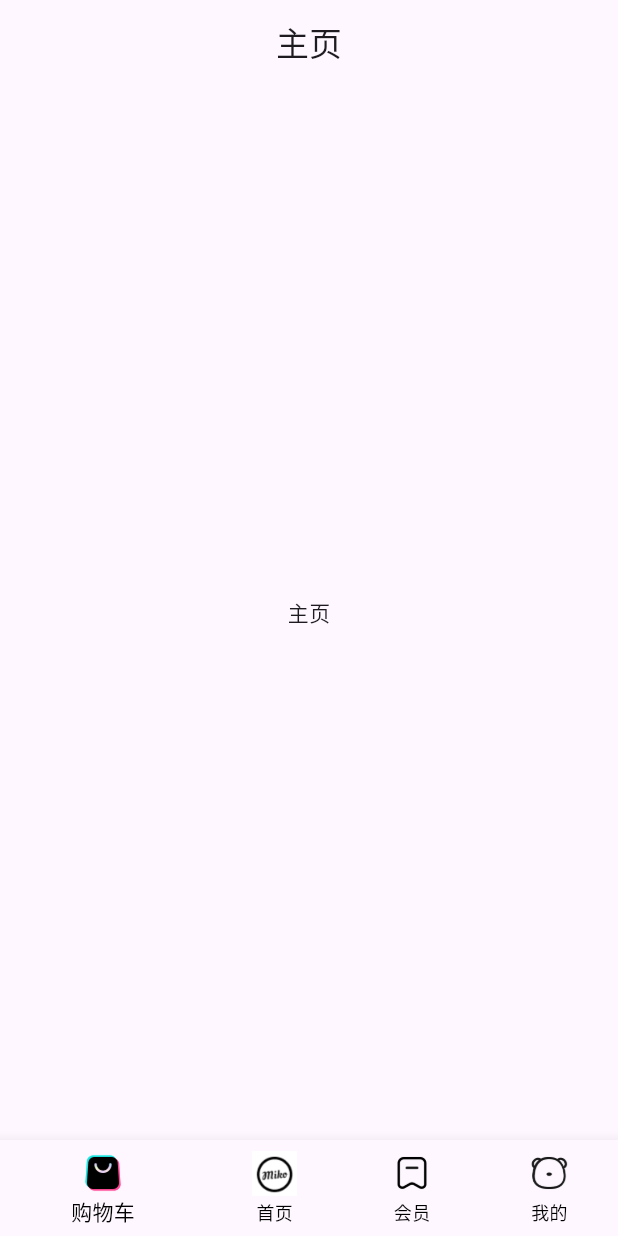
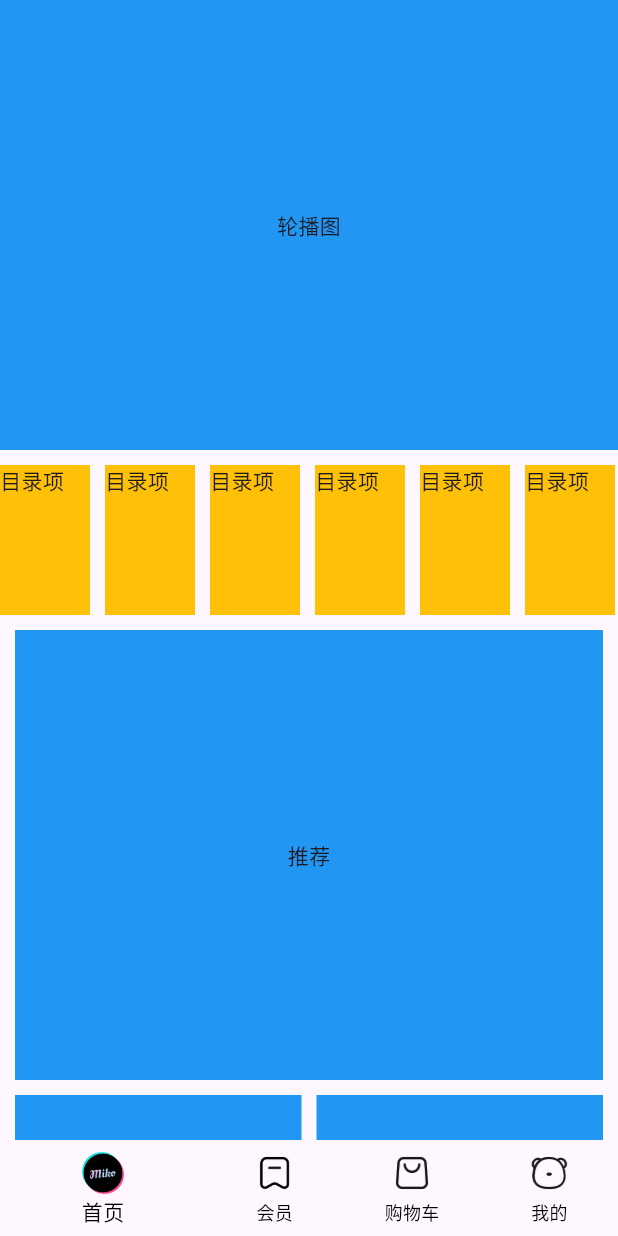
Before and after one commit to SuperManTouX/hm_shop, a Flutter app: the screen it shows after launch, on a phone screen of 412 x 824 dp. Run offline on Flutter 3.47's test engine with Material 3 defaults, Android fonts, the phone set to English and light mode, and no system bars.

Commit message:
feat: 完成Home组件架构搭建

```diff
--- /dev/null
+++ b/lib/components/Home/HmCategory.dart
@@ -0,0 +1,30 @@
+import 'package:flutter/material.dart';
+
+class HmCategory extends StatefulWidget {
+  HmCategory({Key? key}) : super(key: key);
+
+  @override
+  _HmCategoryState createState() => _HmCategoryState();
+}
+
+class _HmCategoryState extends State<HmCategory> {
+  @override
+  Widget build(BuildContext context) {
+    return Container(
+      height: 100,
+      child: ListView.builder(
+        itemCount: 10,
+        scrollDirection: Axis.horizontal,
+        itemBuilder: (BuildContext context, int index) {
+          return Container(
+            width: 60,
+            height: 60,
+            margin: EdgeInsets.only(right: 10),
+            color: Colors.amber,
+            child: Text("目录项"),
+          );
+        },
+      ),
+    );
+  }
+}
--- /dev/null
+++ b/lib/components/Home/HmHot.dart
@@ -0,0 +1,19 @@
+import 'package:flutter/material.dart';
+
+class HmHot extends StatefulWidget {
+  HmHot({Key? key}) : super(key: key);
+
+  @override
+  _HmHotState createState() => _HmHotState();
+}
+
+class _HmHotState extends State<HmHot> {
+  @override
+  Widget build(BuildContext context) {
+    return Container(
+      height: 200,
+      color: Colors.blue,
+      child: Center(child: Text("热门")),
+    );
+  }
+}
--- /dev/null
+++ b/lib/components/Home/HmSlider.dart
@@ -0,0 +1,19 @@
+import 'package:flutter/material.dart';
+
+class HmSlider extends StatefulWidget {
+  HmSlider({Key? key}) : super(key: key);
+
+  @override
+  _HmSliderState createState() => _HmSliderState();
+}
+
+class _HmSliderState extends State<HmSlider> {
+  @override
+  Widget build(BuildContext context) {
+    return Container(
+      height: 300,
+      color: Colors.blue,
+      child: Center(child: Text("轮播图")),
+    );
+  }
+}
--- /dev/null
+++ b/lib/components/Home/HmSuggestion.dart
@@ -0,0 +1,22 @@
+import 'package:flutter/material.dart';
+
+class HmSuggestion extends StatefulWidget {
+  HmSuggestion({Key? key}) : super(key: key);
+
+  @override
+  _HmSuggestionState createState() => _HmSuggestionState();
+}
+
+class _HmSuggestionState extends State<HmSuggestion> {
+  @override
+  Widget build(BuildContext context) {
+    return Padding(
+      padding: EdgeInsetsGeometry.symmetric(horizontal: 10),
+      child: Container(
+        height: 300,
+        color: Colors.blue,
+        child: Center(child: Text("推荐")),
+      ),
+    );
+  }
+}
--- /dev/null
+++ b/lib/pages/Home/index.dart
@@ -0,0 +1,48 @@
+import 'package:flutter/material.dart';
+import 'package:hm_shop/components/Home/HMSuggestion.dart';
+import 'package:hm_shop/components/Home/HmCategory.dart';
+import 'package:hm_shop/components/Home/HmHot.dart';
+import 'package:hm_shop/components/Home/HmMoreList.dart';
+import 'package:hm_shop/components/Home/HmSlider.dart';
+
+class HomeView extends StatefulWidget {
+  HomeView({Key? key}) : super(key: key);
+
+  @override
+  _HomeViewState createState() => _HomeViewState();
+}
+
+class _HomeViewState extends State<HomeView> {
+  List<Widget> getScrollChildren() {
+    return [
+      SliverToBoxAdapter(child: HmSlider()),
+      SliverToBoxAdapter(child: SizedBox(height: 10)),
+      SliverToBoxAdapter(child: HmCategory()),
+      SliverToBoxAdapter(child: SizedBox(height: 10)),
+
+      SliverToBoxAdapter(child: HmSuggestion()),
+      SliverToBoxAdapter(child: SizedBox(height: 10)),
+
+      SliverToBoxAdapter(
+        child: Padding(
+          padding: EdgeInsetsGeometry.symmetric(horizontal: 10),
+          child: Flex(
+            direction: Axis.horizontal,
+            children: [
+              Expanded(child: HmHot()),
+              SizedBox(width: 10),
+              Expanded(child: HmHot()),
+            ],
+          ),
+        ),
+      ),
+      SliverToBoxAdapter(child: SizedBox(height: 10)),
+      HmMoreList(),
+    ];
+  }
+
+  @override
+  Widget build(BuildContext context) {
+    return CustomScrollView(slivers: getScrollChildren());
+  }
+}
--- a/lib/pages/Main/index.dart
+++ b/lib/pages/Main/index.dart
@@ -1,4 +1,8 @@
 import 'package:flutter/material.dart';
+import 'package:hm_shop/pages/Cart/index.dart';
+import 'package:hm_shop/pages/Home/index.dart';
+import 'package:hm_shop/pages/Mine/index.dart';
+import 'package:hm_shop/pages/Pro/index.dart';
 
 class MainPage extends StatefulWidget {
   MainPage({Key? key}) : super(key: key);
@@ -10,11 +14,6 @@ class MainPage extends StatefulWidget {
 class _MainPageState extends State<MainPage> {
   final List<Map<String, String>> _bottomNavList = [
     {
-      "icon": "lib/assets/ic_public_cart_normal.png",
-      "active_icon": "lib/assets/ic_public_cart_active.png",
-      "name": '购物车',
-    },
-    {
       "icon": "lib/assets/ic_public_home_normal.png",
       "active_icon": "lib/assets/ic_public_home_active.png",
       "name": '首页',
@@ -23,6 +22,11 @@ class _MainPageState extends State<MainPage> {
       "icon": "lib/assets/ic_public_pro_normal.png",
       "active_icon": "lib/assets/ic_public_pro_active.png",
       "name": '会员',
+    },
+    {
+      "icon": "lib/assets/ic_public_cart_normal.png",
+      "active_icon": "lib/assets/ic_public_cart_active.png",
+      "name": '购物车',
     },
     {
       "icon": "lib/assets/ic_public_my_normal.png",
@@ -49,18 +53,25 @@ class _MainPageState extends State<MainPage> {
     });
   }
 
+  List<Widget> getStacks() {
+    return [HomeView(), ProView(), CartView(), MineView()];
+  }
+
   int _currentIndex = 0;
   @override
   Widget build(BuildContext context) {
     return Scaffold(
-      appBar: AppBar(title: Text("主页"), centerTitle: true),
-      body: Center(child: Text("主页")),
+      // appBar: AppBar(title: Text("主页"), centerTitle: true),
+      body: SafeArea(
+        child: IndexedStack(index: _currentIndex, children: getStacks()),
+      ),
       bottomNavigationBar: BottomNavigationBar(
         onTap: (currentIndex) {
           _currentIndex = currentIndex;
 
           setState(() {});
         },
+        elevation: 0,
         showUnselectedLabels: true,
         currentIndex: _currentIndex,
         selectedItemColor: Colors.black,
```
Also changed, not shown: lib/components/Home/HmMoreList.dart (added, +28 -0 lines), lib/pages/Cart/index.dart (added, +15 -0 lines), lib/pages/Mine/index.dart (added, +15 -0 lines), lib/pages/Pro/index.dart (added, +15 -0 lines).
